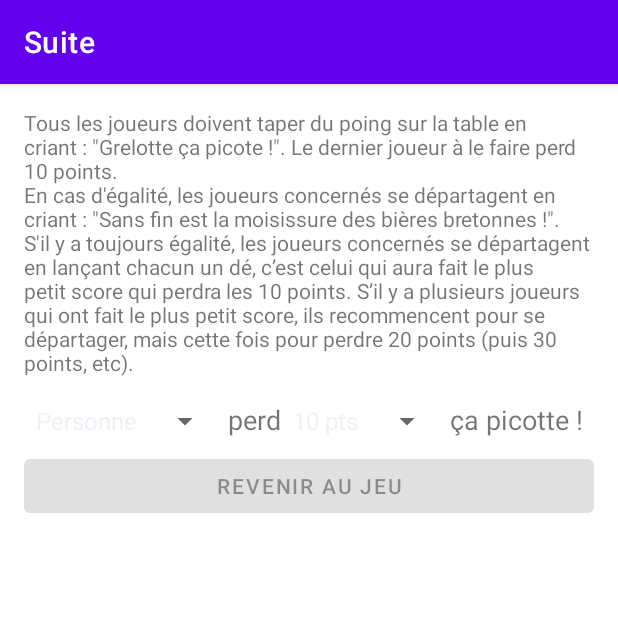
After one commit to leosdesignos/CulDeChouette, an Android app: the SuiteActivity screen opened directly, with no data from a screen before it, on a phone screen of 412 x 824 dp, the top half of it. The commit adds this screen. Run offline under Robolectric (Android 15) with nearby library versions, the phone set to English and light mode, and no system bars.

Commit message:
implement suite

```diff
--- a/app/src/main/AndroidManifest.xml
+++ b/app/src/main/AndroidManifest.xml
@@ -26,6 +26,9 @@
             android:name=".ChouetteVeluteActivity"
             android:label="@string/act_chouette_velute" />
         <activity
+            android:name=".SuiteActivity"
+            android:label="@string/act_suite" />
+        <activity
             android:name=".SummaryActivity"
             android:label="@string/act_summary"/>
     </application>
--- a/app/src/main/java/com/example/culdechouette/MainActivity.java
+++ b/app/src/main/java/com/example/culdechouette/MainActivity.java
@@ -43,6 +43,7 @@ public class MainActivity extends AppCompatActivity {
                                 siroterButton.setEnabled(false);
                                 break;
                             case ChouetteVeluteActivity.SUBACT_ID:
+                            case SuiteActivity.SUBACT_ID:
                             default:
                                 break;
                         }
@@ -109,9 +110,10 @@ public class MainActivity extends AppCompatActivity {
             case SUITE_VELUTE:
                 game.roundScore().put(currentPlayer, roll.figureScore());
             case SUITE:
-                // TODO pts to last grelotte ca picotte
+                showSuitePopup();
                 break;
             case SOUFLETTE:
+                // TODO souflette challenge
                 break;
             case NEANT:
                 currentPlayer.setGrelottine(true);
@@ -162,4 +164,9 @@ public class MainActivity extends AppCompatActivity {
         subActivity.launch(intent);
     }
 
+    private void showSuitePopup() {
+        Intent intent = new Intent(this, SuiteActivity.class);
+        intent.putExtra("suiteValue", roll.figureValue());
+        subActivity.launch(intent);
+    }
 }
--- a/app/src/main/java/com/example/culdechouette/SiroterActivity.java
+++ b/app/src/main/java/com/example/culdechouette/SiroterActivity.java
@@ -187,9 +187,7 @@ public class SiroterActivity extends AppCompatActivity {
                 }
 
                 @Override
-                public void onNothingSelected(AdapterView<?> adapterView) {
-                    playerSelection.put(player, 0);
-                }
+                public void onNothingSelected(AdapterView<?> adapterView) { }
             });
             if (playerSelection.containsKey(player)) {
                 //noinspection ConstantConditions
--- /dev/null
+++ b/app/src/main/java/com/example/culdechouette/SuiteActivity.java
@@ -0,0 +1,79 @@
+package com.example.culdechouette;
+
+import android.content.Intent;
+import android.os.Bundle;
+import android.view.View;
+import android.widget.AdapterView;
+import android.widget.ArrayAdapter;
+import android.widget.Button;
+import android.widget.Spinner;
+
+import androidx.appcompat.app.AppCompatActivity;
+
+import java.util.ArrayList;
+
+public class SuiteActivity extends AppCompatActivity {
+
+    public static final int SUBACT_ID = 2;
+
+    private Spinner playerSpinner;
+    private Spinner pointSpinner;
+    private Button backButton;
+
+    private int suiteValue;
+    private GameData game;
+
+    @Override
+    protected void onCreate(Bundle savedInstanceState) {
+        super.onCreate(savedInstanceState);
+        setContentView(R.layout.activity_suite);
+
+        playerSpinner = findViewById(R.id.playerSpinner);
+        pointSpinner = findViewById(R.id.pointSpinner);
+        backButton = findViewById(R.id.backButton);
+
+        // Récupérer les données passées à l'activité
+        suiteValue = getIntent().getIntExtra("suiteValue", -1);
+
+        game = GameData.getInstance();
+
+        backButton.setEnabled(false);
+        backButton.setOnClickListener(v -> backToMainActivity());
+
+        ArrayList<Player> playerItems = new ArrayList<>(game.playerList());
+        playerItems.add(0, new Player(getString(R.string.no_one)));
+
+        ArrayAdapter<Player> spinnerAdapter = new ArrayAdapter<>(getApplicationContext(), android.R.layout.simple_spinner_item, playerItems);
+        spinnerAdapter.setDropDownViewResource(android.R.layout.simple_list_item_activated_1);
+        playerSpinner.setAdapter(spinnerAdapter);
+        playerSpinner.setOnItemSelectedListener(new AdapterView.OnItemSelectedListener() {
+            @Override
+            public void onItemSelected(AdapterView<?> parent, View view, int position, long id) {
+                backButton.setEnabled(position != 0);
+            }
+
+            @Override
+            public void onNothingSelected(AdapterView<?> adapterView) { }
+        });
+
+        ArrayAdapter<CharSequence> spinnerAdapter2 = ArrayAdapter.createFromResource(getApplicationContext(),
+                R.array.suite_loose_options, android.R.layout.simple_spinner_item);
+        spinnerAdapter2.setDropDownViewResource(android.R.layout.simple_list_item_activated_1);
+        pointSpinner.setAdapter(spinnerAdapter2);
+    }
+
+    private void backToMainActivity() {
+        Player player = (Player) playerSpinner.getSelectedItem();
+        if (!player.name().equals(getString(R.string.no_one))) {
+            //noinspection ConstantConditions
+            int score = game.roundScore().containsKey(player) ? game.roundScore().get(player) : 0;
+            score += -10 * (1 + pointSpinner.getSelectedItemPosition());
+            game.roundScore().put(player, score);
+        }
+        Intent resultIntent = new Intent();
+        resultIntent.putExtra("id", SUBACT_ID);
+        setResult(RESULT_OK, resultIntent);
+        finish();
+    }
+
+}
--- a/app/src/main/res/layout/activity_chouette_velute.xml
+++ b/app/src/main/res/layout/activity_chouette_velute.xml
@@ -27,7 +27,7 @@
             android:layout_width="match_parent"
             android:layout_height="wrap_content"
             android:paddingBottom="8dp"
-            android:text="@string/chouette_velute"
+            android:text="@string/chouette_velute_expression"
             android:textSize="18sp" />
     </LinearLayout>
 
--- a/app/src/main/res/layout/activity_siroter.xml
+++ b/app/src/main/res/layout/activity_siroter.xml
@@ -74,7 +74,7 @@
             <TextView
                 android:layout_width="match_parent"
                 android:layout_height="wrap_content"
-                android:text="@string/contre_sirop"
+                android:text="@string/contre_sirop_expression"
                 android:textSize="18sp" />
         </LinearLayout>
     </LinearLayout>
--- /dev/null
+++ b/app/src/main/res/layout/activity_suite.xml
@@ -0,0 +1,50 @@
+<LinearLayout xmlns:android="http://schemas.android.com/apk/res/android"
+    xmlns:tools="http://schemas.android.com/tools"
+    android:layout_width="match_parent"
+    android:layout_height="match_parent"
+    android:orientation="vertical"
+    android:padding="16dp"
+    tools:context=".SuiteActivity">
+
+    <TextView
+        android:layout_width="match_parent"
+        android:layout_height="wrap_content"
+        android:paddingBottom="16dp"
+        android:text="@string/suite_hint" />
+
+    <LinearLayout
+        android:layout_width="match_parent"
+        android:layout_height="wrap_content"
+        android:orientation="horizontal"
+        android:gravity="start"
+        android:paddingBottom="8dp">
+
+        <Spinner
+            android:id="@+id/playerSpinner"
+            android:layout_width="wrap_content"
+            android:layout_height="wrap_content" />
+
+        <TextView
+            android:layout_width="wrap_content"
+            android:layout_height="wrap_content"
+            android:text="@string/loose"
+            android:textSize="18sp" />
+
+        <Spinner
+            android:id="@+id/pointSpinner"
+            android:layout_width="wrap_content"
+            android:layout_height="wrap_content" />
+
+        <TextView
+            android:layout_width="match_parent"
+            android:layout_height="wrap_content"
+            android:text="@string/suite_expression"
+            android:textSize="18sp" />
+    </LinearLayout>
+
+    <Button
+        android:id="@+id/backButton"
+        android:layout_width="match_parent"
+        android:layout_height="wrap_content"
+        android:text="@string/back_to_game" />
+</LinearLayout>
--- a/app/src/main/res/values/strings.xml
+++ b/app/src/main/res/values/strings.xml
@@ -2,6 +2,7 @@
     <string name="app_name">Cul de Chouette</string>
     <string name="act_siroting">Sirotage</string>
     <string name="act_chouette_velute">Chouette Velute</string>
+    <string name="act_suite">Suite</string>
     <string name="act_summary">Résumé</string>
 
     <string name="start">Commencer la partie</string>
@@ -30,13 +31,27 @@
     <string name="bet">Faites vos paris :\ </string>
     <string name="sirotage_fail">\ rate son sirotage</string>
     <string name="sirotage_success">\ sirote sa\ </string>
-    <string name="contre_sirop">\ apprécie les fruits au sirop !</string>
-    <string name="chouette_velute">\ a trouvé un dur caillou !</string>
+    <string name="contre_sirop_expression">\ apprécie les fruits au sirop !</string>
+    <string name="chouette_velute_expression">\ a trouvé un dur caillou !</string>
+    <string name="suite_expression">\ ça picotte !</string>
+    <string name="loose">\ perd\ </string>
 
     <string name="doublette_hint">Si vous êtes nombreux (plus de 6), il est possible de jouer en Doublette (ou Triplette !). Deux joueurs se mettent ensemble afin de marquer des points plus rapidement. \nLes deux joueurs en doublette doivent se positionner à l\'opposé l\'un de l\'autre autour de la table. Entrez alors des noms d\'équipe au lieu des noms des joueurs.</string>
     <string name="contre_sirop_hint">Si un Sirotage échoue, le premier concurrent à lever le poing (sans frapper ce qui est éventuellement au-dessus de lui si possible) et crier \"J\'apprécie les fruits au sirop !\" gagne le double du dixième des points du Cul de Chouette tenté. En cas d\'égalité entre deux joueurs, il n\'y a aucun gain.</string>
     <string name="chouette_velute_hint">Le premier joueur qui frappe dans ses mains en criant \"Pas mou le caillou !\" gagne les points de la Chouette Velute. \nSi plusieurs joueurs sont à égalité, et que le joueur qui a lancé les dés en fait partie, tous les autres joueurs à égalité lancent un dé. Si l\'un des joueurs fait un 6, il gagne les points, sinon c\'est le joueur qui a lancé les dés qui garde ses points. \nSi plusieurs joueurs sont à égalité, et que le joueur qui a lancé les dés n\'en fait pas partie, tous les autres joueurs à égalité lancent un dé. Le premier qui fait un 6 gagne les points. En cas d\'égalité, il faut relancer les dés jusqu\'à ce qu\'un seul des joueurs fasse un 6.</string>
+    <string name="suite_hint">Tous les joueurs doivent taper du poing sur la table en criant : \"Grelotte ça picote !\". Le dernier joueur à le faire perd 10 points. \nEn cas d\'égalité, les joueurs concernés se départagent en criant : \"Sans fin est la moisissure des bières bretonnes !\". \nS\'il y a toujours égalité, les joueurs concernés se départagent en lançant chacun un dé, c\’est celui qui aura fait le plus petit score qui perdra les 10 points. S\’il y a plusieurs joueurs qui ont fait le plus petit score, ils recommencent pour se départager, mais cette fois pour perdre 20 points (puis 30 points, etc).</string>
 
+    <string-array name="suite_loose_options">
+        <item>10 pts</item>
+        <item>20 pts</item>
+        <item>30 pts</item>
+        <item>40 pts</item>
+        <item>50 pts</item>
+        <item>60 pts</item>
+        <item>70 pts</item>
+        <item>80 pts</item>
+        <item>90 pts</item>
+    </string-array>
     <string-array name="dice_options">
         <item>Aucun</item>
         <item>Linotte</item>
```
